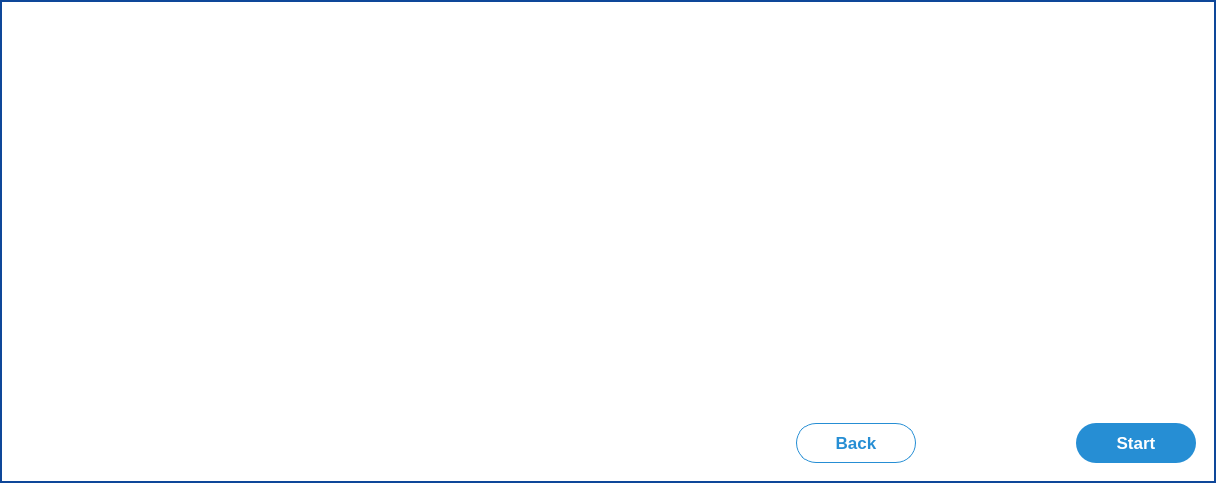
Above: parsec/core/gui/forms/starting_guide_dialog.ui from Scille/parsec-cloud before the change. Below: the same form after it.
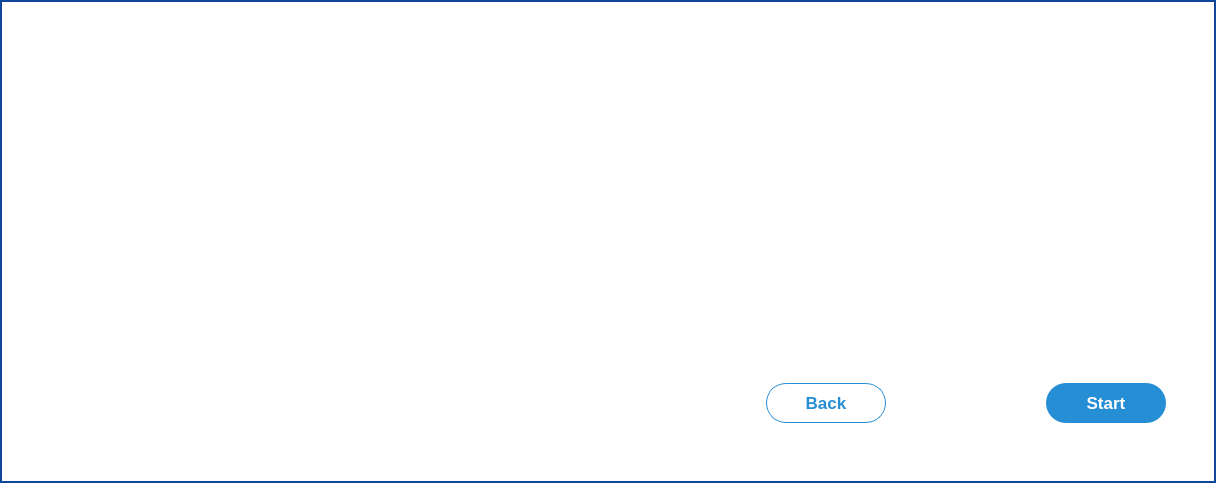
That is the form after the change. Icons and pictures are not drawn. Custom widgets are drawn as their Qt base class.

Commit message: [GUI] Added titles and texts to starting guide

The edit to the form file:
```diff
--- a/parsec/core/gui/forms/starting_guide_dialog.ui
+++ b/parsec/core/gui/forms/starting_guide_dialog.ui
@@ -106,14 +106,17 @@
       </sizepolicy>
      </property>
      <layout class="QVBoxLayout" name="verticalLayout_2">
+      <property name="spacing">
+       <number>30</number>
+      </property>
       <property name="leftMargin">
-       <number>20</number>
+       <number>60</number>
       </property>
       <property name="topMargin">
-       <number>20</number>
+       <number>60</number>
       </property>
       <property name="rightMargin">
-       <number>20</number>
+       <number>60</number>
       </property>
       <property name="bottomMargin">
        <number>20</number>
@@ -122,7 +125,9 @@
        <widget class="QLabel" name="label_title">
         <property name="font">
          <font>
-          <pointsize>18</pointsize>
+          <pointsize>22</pointsize>
+          <weight>75</weight>
+          <bold>true</bold>
          </font>
         </property>
         <property name="styleSheet">
@@ -144,6 +149,8 @@
         <property name="font">
          <font>
           <pointsize>14</pointsize>
+          <weight>75</weight>
+          <bold>true</bold>
          </font>
         </property>
         <property name="text">
@@ -152,6 +159,9 @@
         <property name="alignment">
          <set>Qt::AlignCenter</set>
         </property>
+        <property name="wordWrap">
+         <bool>true</bool>
+        </property>
        </widget>
       </item>
       <item>
@@ -176,25 +186,25 @@
       <number>20</number>
      </property>
      <property name="leftMargin">
-      <number>20</number>
+      <number>50</number>
      </property>
      <property name="rightMargin">
-      <number>20</number>
+      <number>50</number>
      </property>
      <property name="bottomMargin">
-      <number>20</number>
+      <number>60</number>
      </property>
      <item>
       <widget class="QLabel" name="label">
        <property name="minimumSize">
         <size>
-         <width>220</width>
+         <width>270</width>
          <height>40</height>
         </size>
        </property>
        <property name="maximumSize">
         <size>
-         <width>220</width>
+         <width>270</width>
          <height>40</height>
         </size>
        </property>
```
Left out of the diff: 8 changed lines with no effect on the pictures. The commit also changes 2 other files.
